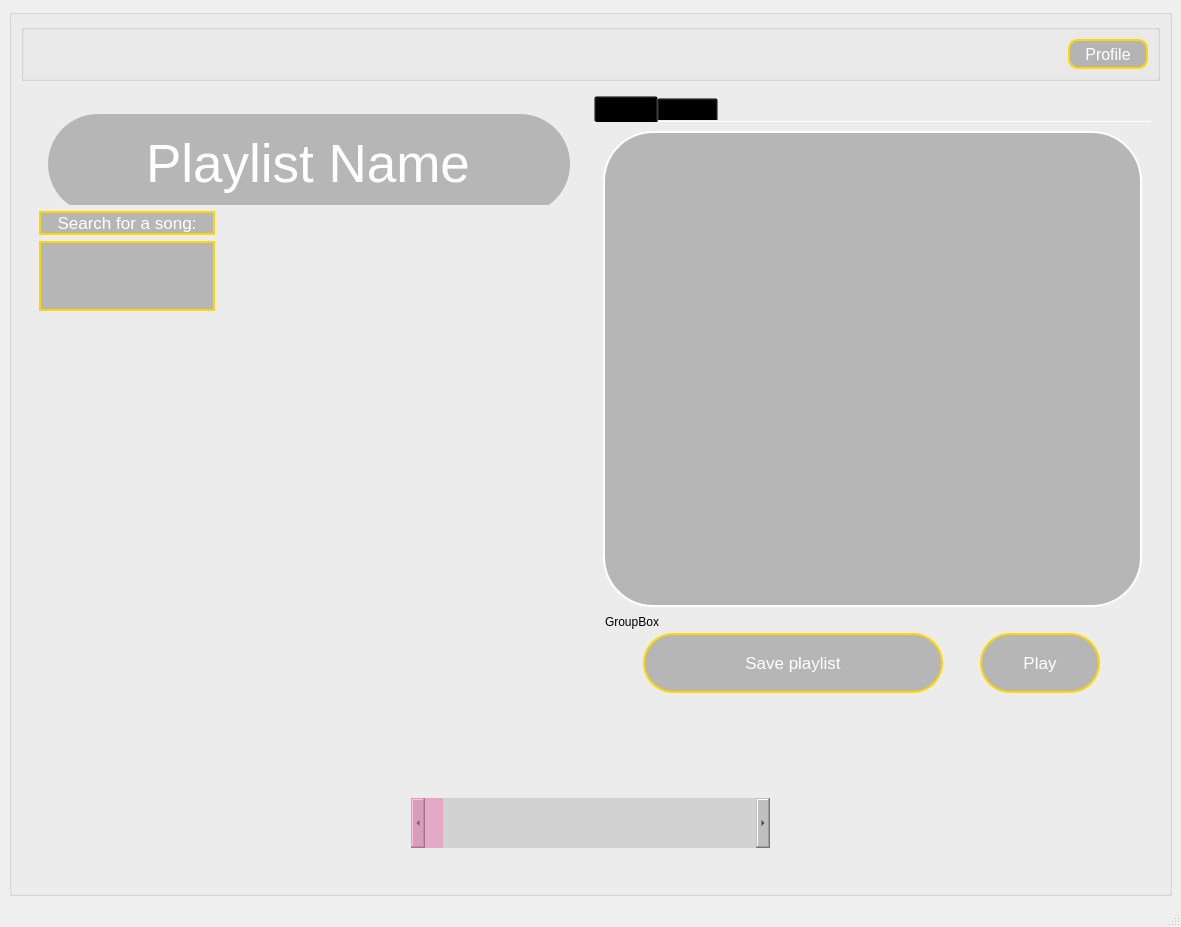
incremen/CyberMusicStreaming, file ui/user_playlist_page/user_playlist.ui: the form before one commit.
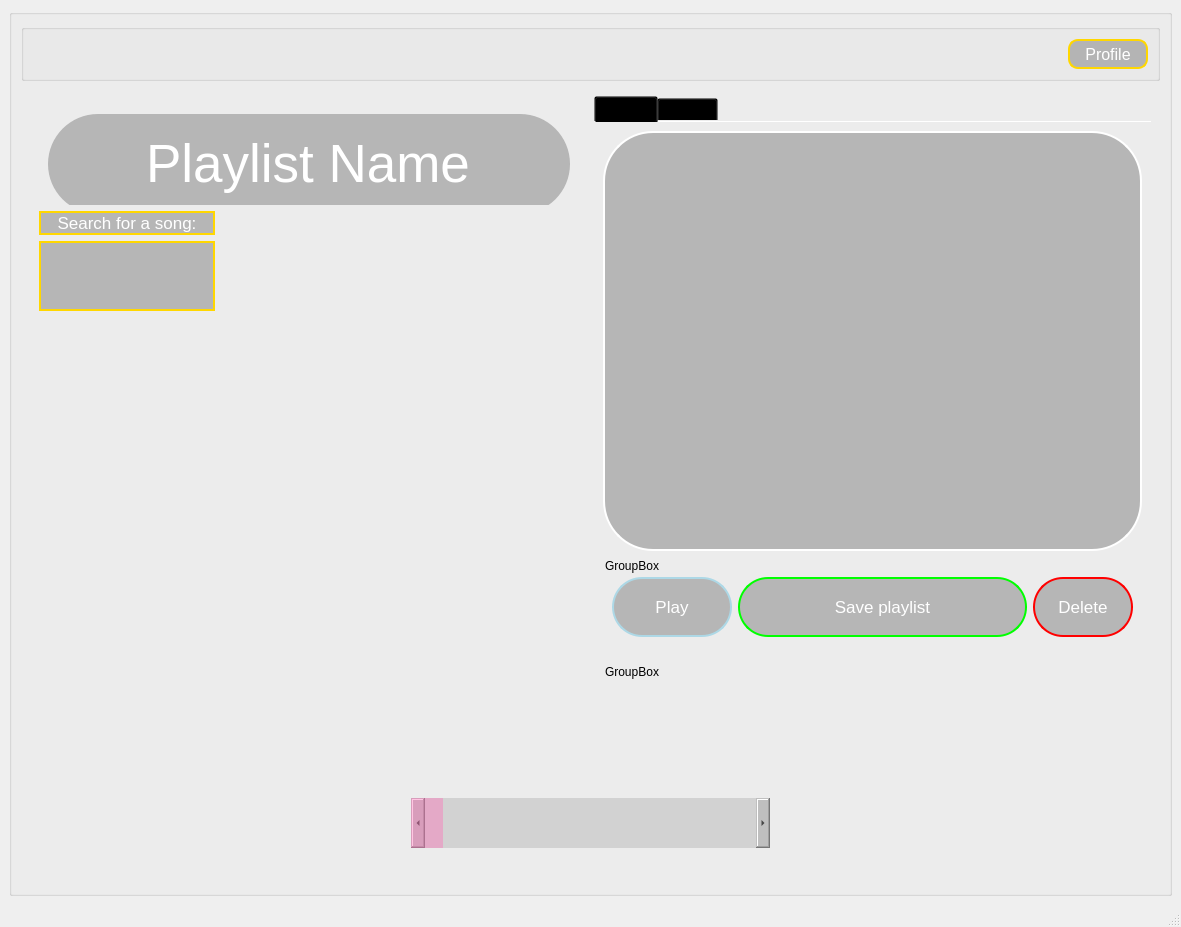
The form after the commit. The open tabs and pages were chosen to show the change. Icons and pictures are not drawn.

Commit message: added deelte button

```diff
--- a/ui/user_playlist_page/user_playlist.ui
+++ b/ui/user_playlist_page/user_playlist.ui
@@ -334,39 +334,6 @@
                  <string>GroupBox</string>
                 </property>
                 <layout class="QHBoxLayout" name="horizontalLayout_4">
-                 <item>
-                  <widget class="QPushButton" name="save_playlist_btn">
-                   <property name="sizePolicy">
-                    <sizepolicy hsizetype="Minimum" vsizetype="Minimum">
-                     <horstretch>0</horstretch>
-                     <verstretch>0</verstretch>
-                    </sizepolicy>
-                   </property>
-                   <property name="maximumSize">
-                    <size>
-                     <width>300</width>
-                     <height>60</height>
-                    </size>
-                   </property>
-                   <property name="font">
-                    <font>
-                     <pointsize>13</pointsize>
-                    </font>
-                   </property>
-                   <property name="styleSheet">
-                    <string notr="true"> border: 2px solid gold;
- background-color: rgba(128, 128, 128, 128);
- border-radius: 30px;
-color: white;
-
-
-</string>
-                   </property>
-                   <property name="text">
-                    <string>Save playlist</string>
-                   </property>
-                  </widget>
-                 </item>
                  <item>
                   <widget class="QPushButton" name="play_btn">
                    <property name="sizePolicy">
@@ -387,7 +354,7 @@
                     </font>
                    </property>
                    <property name="styleSheet">
-                    <string notr="true"> border: 2px solid gold;
+                    <string notr="true"> border: 2px solid #ADD8E6;
  background-color: rgba(128, 128, 128, 128);
  border-radius: 30px;
 color: white;
@@ -400,9 +367,89 @@
                    </property>
                   </widget>
                  </item>
+                 <item>
+                  <widget class="QPushButton" name="save_playlist_btn">
+                   <property name="sizePolicy">
+                    <sizepolicy hsizetype="Minimum" vsizetype="Minimum">
+                     <horstretch>0</horstretch>
+                     <verstretch>0</verstretch>
+                    </sizepolicy>
+                   </property>
+                   <property name="maximumSize">
+                    <size>
+                     <width>300</width>
+                     <height>60</height>
+                    </size>
+                   </property>
+                   <property name="font">
+                    <font>
+                     <pointsize>13</pointsize>
+                    </font>
+                   </property>
+                   <property name="styleSheet">
+                    <string notr="true"> border: 2px solid lime;
+ background-color: rgba(128, 128, 128, 128);
+ border-radius: 30px;
+color: white;
+
+
+</string>
+                   </property>
+                   <property name="text">
+                    <string>Save playlist</string>
+                   </property>
+                  </widget>
+                 </item>
+                 <item>
+                  <widget class="QPushButton" name="play_btn_2">
+                   <property name="sizePolicy">
+                    <sizepolicy hsizetype="Minimum" vsizetype="Minimum">
+                     <horstretch>0</horstretch>
+                     <verstretch>0</verstretch>
+                    </sizepolicy>
+                   </property>
+                   <property name="maximumSize">
+                    <size>
+                     <width>100</width>
+                     <height>60</height>
+                    </size>
+                   </property>
+                   <property name="font">
+                    <font>
+                     <pointsize>13</pointsize>
+                    </font>
+                   </property>
+                   <property name="styleSheet">
+                    <string notr="true"> border: 2px solid red;
+ background-color: rgba(128, 128, 128, 128);
+ border-radius: 30px;
+color: white;
+  
+
+</string>
+                   </property>
+                   <property name="text">
+                    <string>Delete</string>
+                   </property>
+                  </widget>
+                 </item>
                 </layout>
                </widget>
               </item>
+              <item>
+               <widget class="QGroupBox" name="playlist_btns_box_2">
+                <property name="minimumSize">
+                 <size>
+                  <width>0</width>
+                  <height>50</height>
+                 </size>
+                </property>
+                <property name="title">
+                 <string>GroupBox</string>
+                </property>
+                <layout class="QHBoxLayout" name="horizontalLayout_7"/>
+               </widget>
+              </item>
              </layout>
             </widget>
             <widget class="QWidget" name="song_queue">
```
Left out of the diff: 2 changed lines with no effect on the pictures. The commit also changes 2 other files.
